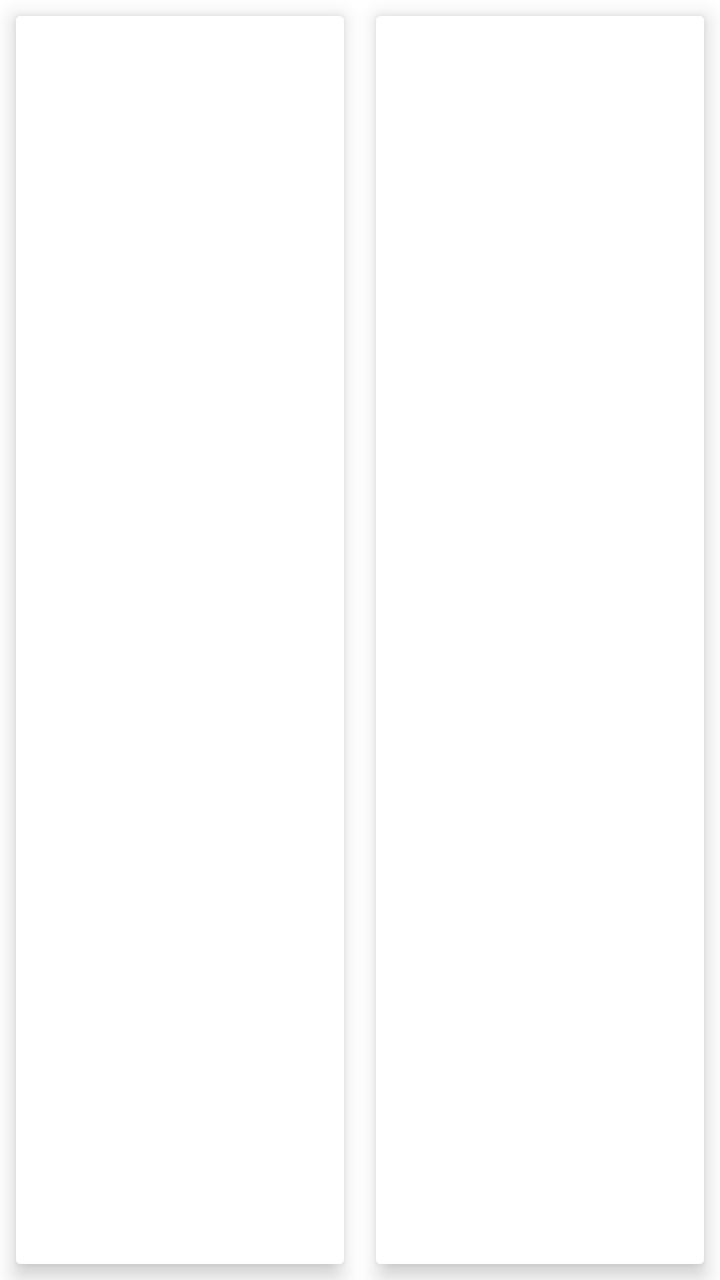
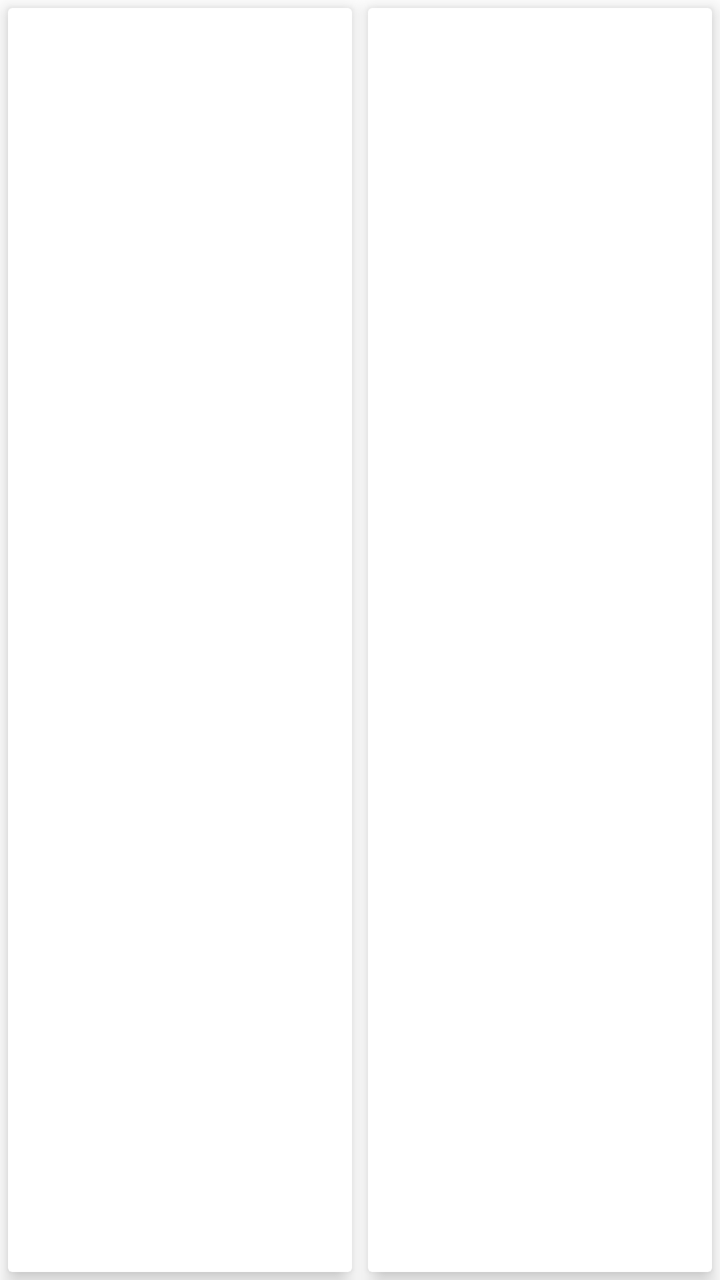

Screens rendered from an Android XML layout before and after an edit, with the pre-edit source and the edit as a unified diff.
<!-- AndroidManifest.xml: application theme AppTheme -->
<!-- res/layout/fragment_settings.xml -->
<?xml version="1.0" encoding="utf-8"?>
<layout xmlns:android="http://schemas.android.com/apk/res/android">

    <data>

        <variable
            name="viewModel"
            type="eu.agribot.agribotapp.ui.fragment.settings.SettingsViewModel" />
    </data>

    <LinearLayout
        android:layout_width="match_parent"
        android:layout_height="match_parent"
        android:orientation="horizontal"
        android:baselineAligned="false">

        <androidx.cardview.widget.CardView xmlns:app="http://schemas.android.com/apk/res-auto"
            android:layout_width="0dp"
            android:layout_height="match_parent"
            android:layout_weight="1"
            android:layout_margin="@dimen/margin_medium"
            android:orientation="vertical"
            app:cardCornerRadius="2dp"
            app:cardElevation="6dp">

            <androidx.recyclerview.widget.RecyclerView
                android:id="@+id/settingsListRecycler"
                android:layout_width="match_parent"
                android:layout_height="match_parent" />

        </androidx.cardview.widget.CardView>

        <androidx.cardview.widget.CardView xmlns:app="http://schemas.android.com/apk/res-auto"
            android:layout_width="0dp"
            android:layout_height="match_parent"
            android:layout_weight="1"
            android:layout_margin="@dimen/margin_medium"
            android:orientation="vertical"
            app:cardCornerRadius="2dp"
            app:cardElevation="6dp">

            <androidx.recyclerview.widget.RecyclerView
                android:id="@+id/settingsActionsRecycler"
                android:layout_width="match_parent"
                android:layout_height="match_parent" />

        </androidx.cardview.widget.CardView>


    </LinearLayout>
</layout>
<!-- resources referenced by this layout -->
<resources>
  <dimen name="margin_medium">8dp</dimen>
  <style name="AppTheme" parent="Theme.MaterialComponents.Light.DarkActionBar">
          
          <item name="colorPrimary">@color/colorPrimary</item>
          <item name="colorPrimaryDark">@color/colorPrimaryDark</item>
          <item name="colorAccent">@color/colorAccent</item>
      </style>
  <color name="colorPrimary">@color/base_green</color>
  <color name="colorPrimaryDark">@color/base_green_darker</color>
  <color name="colorAccent">@color/gray</color>
  <color name="base_green">#a4c01b</color>
  <color name="base_green_darker">#839915</color>
  <color name="gray">#6A6A6A</color>
</resources>

<!-- the commit's change to res/layout/fragment_settings.xml (unified diff, before → after) -->
@@ -1,5 +1,6 @@
 <?xml version="1.0" encoding="utf-8"?>
-<layout xmlns:android="http://schemas.android.com/apk/res/android">
+<layout xmlns:android="http://schemas.android.com/apk/res/android"
+    xmlns:tool="http://schemas.android.com/tools">
 
     <data>
 
@@ -14,11 +15,12 @@
         android:orientation="horizontal"
         android:baselineAligned="false">
 
-        <androidx.cardview.widget.CardView xmlns:app="http://schemas.android.com/apk/res-auto"
+        <androidx.cardview.widget.CardView
+            xmlns:app="http://schemas.android.com/apk/res-auto"
             android:layout_width="0dp"
             android:layout_height="match_parent"
             android:layout_weight="1"
-            android:layout_margin="@dimen/margin_medium"
+            android:layout_margin="@dimen/margin_small"
             android:orientation="vertical"
             app:cardCornerRadius="2dp"
             app:cardElevation="6dp">
@@ -26,7 +28,9 @@
             <androidx.recyclerview.widget.RecyclerView
                 android:id="@+id/settingsListRecycler"
                 android:layout_width="match_parent"
-                android:layout_height="match_parent" />
+                android:layout_height="match_parent"
+                tool:itemCount="10"
+                tool:listitem="@layout/list_item_settings"/>
 
         </androidx.cardview.widget.CardView>
 
@@ -34,7 +38,7 @@
             android:layout_width="0dp"
             android:layout_height="match_parent"
             android:layout_weight="1"
-            android:layout_margin="@dimen/margin_medium"
+            android:layout_margin="@dimen/margin_small"
             android:orientation="vertical"
             app:cardCornerRadius="2dp"
             app:cardElevation="6dp">
@@ -49,3 +53,85 @@
 
     </LinearLayout>
 </layout>
+<!-- res/layout/list_item_settings.xml (included above) -->
+<?xml version="1.0" encoding="utf-8"?>
+<layout xmlns:android="http://schemas.android.com/apk/res/android"
+    xmlns:tool="http://schemas.android.com/tools">
+
+    <data>
+
+        <variable
+            name="viewModel"
+            type="eu.agribot.agribotapp.ui.fragment.settings.recycler.settingslist.SettingsListViewModel" />
+    </data>
+
+    <LinearLayout
+        android:layout_width="match_parent"
+        android:layout_height="wrap_content"
+        android:id="@+id/settingsCategory"
+        android:orientation="vertical">
+
+        <LinearLayout
+            android:layout_width="match_parent"
+            android:layout_height="wrap_content"
+            android:gravity="center"
+            android:orientation="horizontal"
+            android:padding="@dimen/margin_medium">
+
+
+            <ImageView
+                android:id="@+id/settingsCategoryIcon"
+                android:layout_width="0dp"
+                android:layout_weight="1"
+                android:layout_height="wrap_content"
+                android:layout_marginHorizontal="@dimen/margin_large"
+                android:padding="@dimen/margin_small"
+                tool:src="@drawable/ic_settings_bluetooth" />
+
+
+            <LinearLayout
+                android:layout_width="0dp"
+                android:layout_weight="1"
+                android:layout_height="wrap_content"
+                android:layout_gravity="start"
+                android:layout_marginHorizontal="@dimen/margin_xxlarge"
+                android:orientation="vertical">
+
+                <TextView
+                    android:layout_width="wrap_content"
+                    android:layout_height="wrap_content"
+                    android:layout_margin="@dimen/margin_small"
+                    android:layout_gravity="start"
+                    android:padding="@dimen/margin_small"
+                    android:text="@{viewModel.settingName}"
+                    android:textColor="@color/black"
+                    android:textSize="@dimen/text_size_large"
+                    android:textStyle="bold"
+                    tool:text="SETTINGS NAME" />
+
+                <TextView
+                    android:layout_width="wrap_content"
+                    android:layout_height="wrap_content"
+                    android:layout_margin="@dimen/margin_small"
+                    android:layout_gravity="start"
+                    android:padding="@dimen/margin_small"
+                    android:text="@{viewModel.settingsDescripion}"
+                    android:textColor="@color/black"
+                    android:textSize="@dimen/text_size_medium"
+                    android:textStyle="italic"
+                    tool:text="SETTINGS DESCRITION" />
+
+            </LinearLayout>
+
+
+        </LinearLayout>
+
+        <View
+            android:layout_width="match_parent"
+            android:layout_height="1dp"
+            android:layout_margin="@dimen/margin_medium"
+            android:background="@color/background_gray" />
+
+    </LinearLayout>
+
+</layout>
<!-- resource entries referenced after the edit -->
@@ -1,6 +1,24 @@
 <!-- resources referenced by this layout -->
 <resources>
+  <color name="background_gray">#f1f1f1</color>
+  <color name="black">#000000</color>
+  <dimen name="margin_large">16dp</dimen>
   <dimen name="margin_medium">8dp</dimen>
+  <dimen name="margin_small">4dp</dimen>
+  <dimen name="margin_xxlarge">32dp</dimen>
+  <dimen name="text_size_large">18sp</dimen>
+  <dimen name="text_size_medium">14sp</dimen>
+  <!-- drawable ic_settings_bluetooth (drawable) -->
+  <vector android:height="48dp" android:viewportHeight="501.6"
+      android:viewportWidth="501.6" android:width="48dp" xmlns:android="http://schemas.android.com/apk/res/android">
+      <path android:fillColor="#005EF4" android:pathData="M218.8,404c-13.6,0 -24,-10.4 -24,-24v-91.2c0,-13.6 10.4,-24 24,-24s24,10.4 24,24v90.4C242.8,392.8 232.4,404 218.8,404z"/>
+      <path android:fillColor="#005EF4" android:pathData="M218.8,140.8c-13.6,0 -24,-10.4 -24,-24V24c0,-13.6 10.4,-24 24,-24s24,10.4 24,24v92.8C242.8,129.6 232.4,140.8 218.8,140.8z"/>
+      <path android:fillColor="#36A4FF" android:pathData="M222,500.8c-6.4,0 -12,-2.4 -16.8,-7.2c-9.6,-9.6 -9.6,-24.8 0,-33.6l114.4,-113.6L121.2,148c-9.6,-9.6 -9.6,-24.8 0,-33.6c9.6,-9.6 24.8,-9.6 33.6,0l232,232l-147.2,148C234.8,498.4 228.4,500.8 222,500.8z"/>
+      <path android:fillColor="#1085F9" android:pathData="M155.6,114.4l232,232l-148,148c-4.8,4.8 -11.2,7.2 -16.8,7.2s-12,-2.4 -16.8,-7.2c-9.6,-9.6 -9.6,-24.8 0,-33.6l113.6,-114.4L121.2,148"/>
+      <path android:fillColor="#005EF4" android:pathData="M283.893,242.609l70.144,70.144l-33.941,33.941l-70.144,-70.144z"/>
+      <path android:fillColor="#36A4FF" android:pathData="M138,393.6c-6.4,0 -12,-2.4 -16.8,-7.2c-9.6,-9.6 -9.6,-24.8 0,-33.6l198.4,-198.4L205.2,40.8c-9.6,-9.6 -9.6,-24.8 0,-33.6c9.6,-9.6 24.8,-9.6 33.6,0l148.8,147.2l-232,232C150.8,391.2 144.4,393.6 138,393.6z"/>
+      <path android:fillColor="#1085F9" android:pathData="M121.2,352.8l198.4,-198.4L205.2,40.8c-9.6,-9.6 -9.6,-24.8 0,-33.6c9.6,-9.6 24.8,-9.6 33.6,0l148.8,147.2l-232,232"/>
+  </vector>
   <style name="AppTheme" parent="Theme.MaterialComponents.Light.DarkActionBar">
           
           <item name="colorPrimary">@color/colorPrimary</item>
